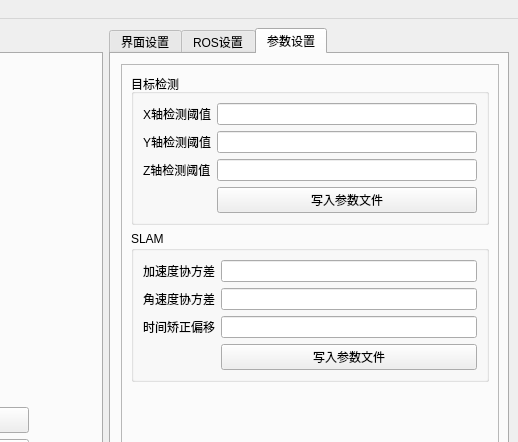
Schwarze-Katze/detection-tuning-panel, file ui/main_window.ui: the form before one commit; both pictures show x 733 to 1251 and y 0 to 442 of the 1251 by 876 pixel window.
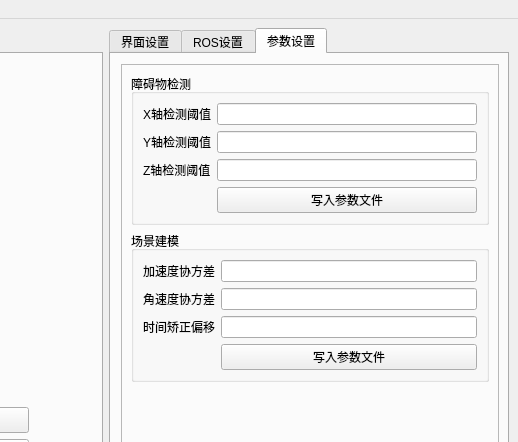
The form after the commit. The open tabs and pages were chosen to show the change. Icons and pictures are not drawn.

```diff
--- a/ui/main_window.ui
+++ b/ui/main_window.ui
@@ -631,7 +631,7 @@
                 </sizepolicy>
                </property>
                <property name="title">
-                <string>目标检测</string>
+                <string>障碍物检测</string>
                </property>
                <layout class="QVBoxLayout" name="verticalLayout_18">
                 <item>
@@ -687,7 +687,7 @@
                 </sizepolicy>
                </property>
                <property name="title">
-                <string>SLAM</string>
+                <string>场景建模</string>
                </property>
                <layout class="QVBoxLayout" name="verticalLayout_17">
                 <item>
```
